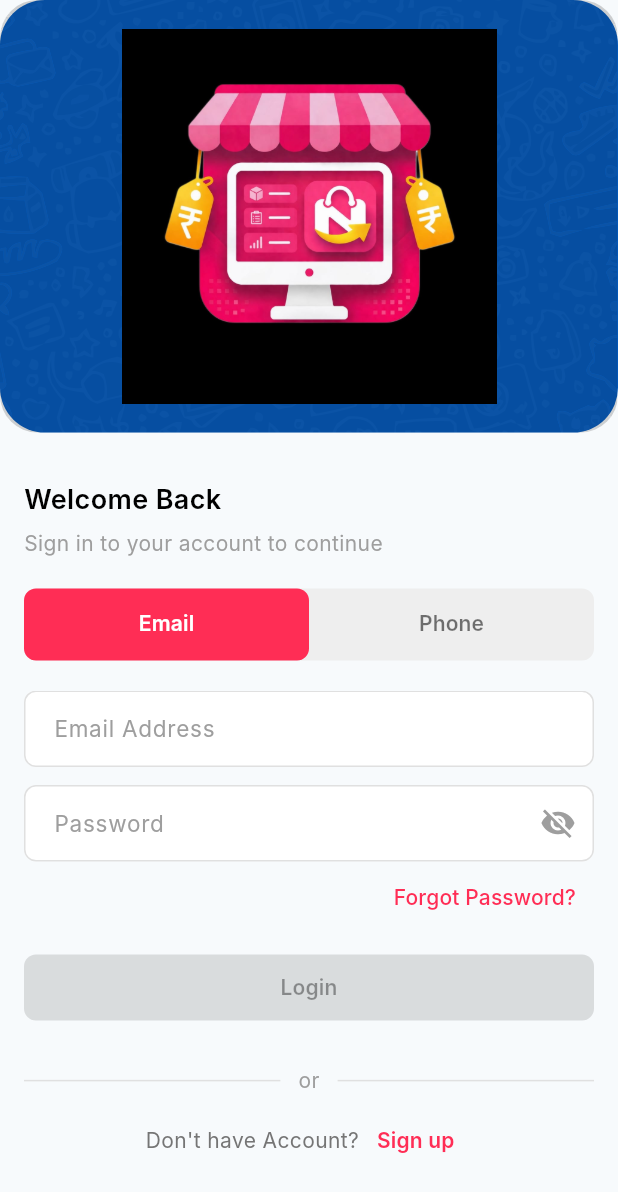
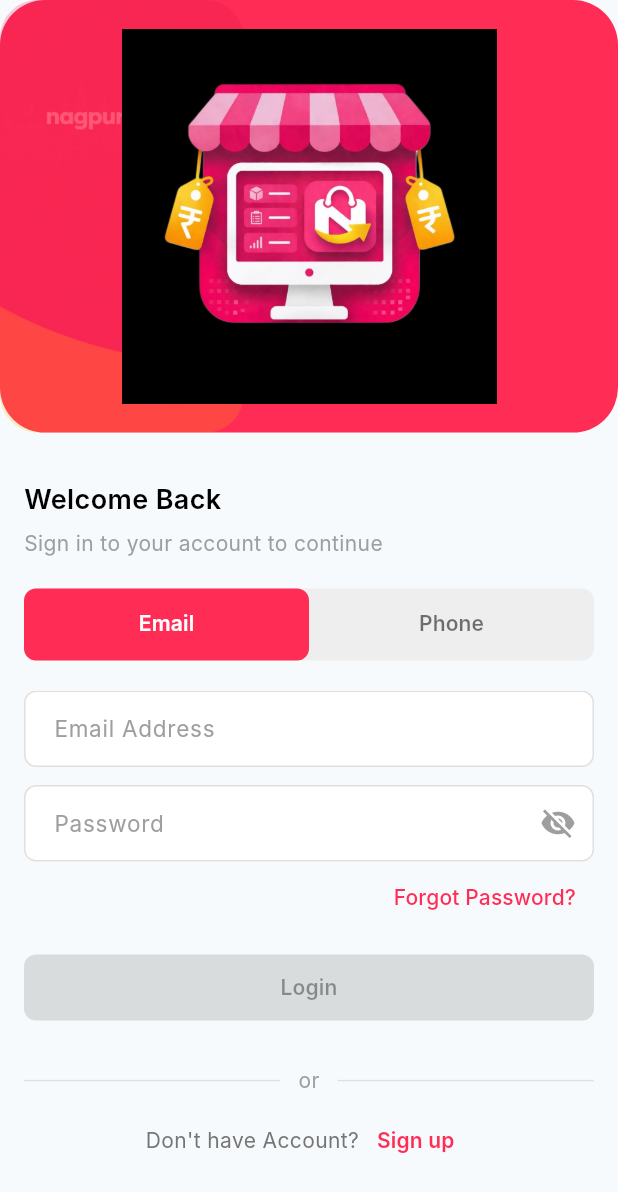
Before and after one commit to Tushar3529-dev/Nagpur-Seller, a Flutter app: the screen it shows after launch, after a tap on "Skip", on a phone screen of 412 x 824 dp. Shown: the top 1192 px of the screen. Run offline on Flutter 3.47's test engine with Material 3 defaults, Android fonts, the light colour scheme and no system bars; our stand-ins replace audioplayers, cached_network_image, connectivity_plus, country_picker, dio, equatable and 22 more; missing offline and left inert: curl_logger_dio_interceptor, flutter_inappwebview, flutter_quill, flutter_quill_delta_from_html, video_compress, vsc_quill_delta_to_html; accounts and stored records are empty; network calls fail; Roboto replaces fonts that are missing (Inter); project files that could hold a hidden picture were left out.

Commit message:
added the login image

```diff
--- a/lib/screen/auth/widgets/auth_header.dart
+++ b/lib/screen/auth/widgets/auth_header.dart
@@ -25,7 +25,7 @@ class AuthHeader extends StatelessWidget {
           height: height,
           width: double.infinity,
           decoration: BoxDecoration(
-            color: AppColors.authHeaderColor,
+            color: AppColors.primaryColor,
             borderRadius: BorderRadius.circular(30),
           ),
           child: Stack(
@@ -34,7 +34,7 @@ class AuthHeader extends StatelessWidget {
                 borderRadius: BorderRadius.circular(25),
                 child: Opacity(
                   opacity: 0.2,
-                  child: SvgPicture.asset(ImagesPath.doodle, fit: BoxFit.cover),
+                  child: Image.asset('assets/images/png/login-page.png', fit: BoxFit.contain,),
                 ),
               ),
 
--- a/lib/utils/image_path.dart
+++ b/lib/utils/image_path.dart
@@ -22,7 +22,7 @@ class ImagesPath {
   static const String productsInactive = '$svgMainPath/products_inactive.svg';
   static const String moreActive = '$svgMainPath/more_active.svg';
   static const String moreInactive = '$svgMainPath/more_inactive.svg';
-  static const String doodle = '$svgMainPath/doodle.svg';
+  static const String doodle = 'assets/images/png/login-page.png';
 
   // more section
   static const String productSvg = '$svgMainPath/products_inactive.svg';
```
Also changed, not shown: assets/images/png/login-page.png (added).
